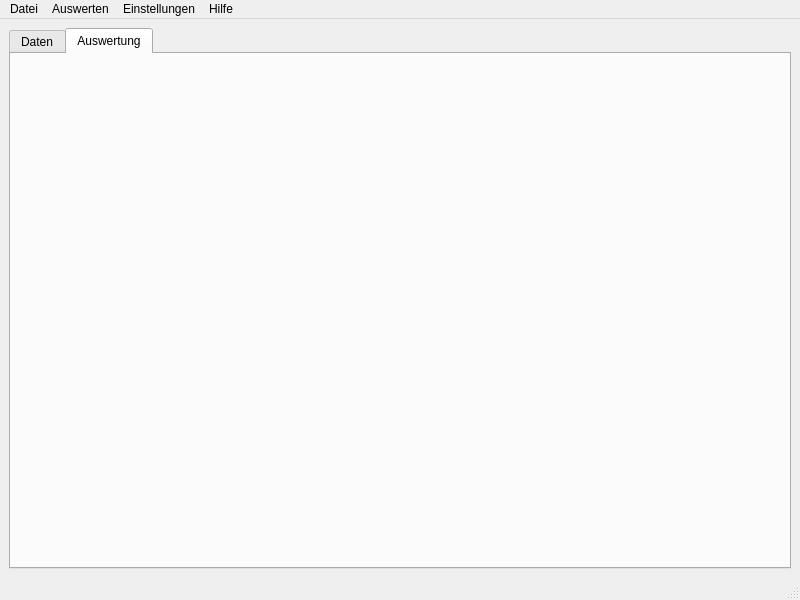
The window that src/ParticleEvaluationTool/ParticleEvaluationTool.ui (TheMHMoritz3/ParticleEvaluationTool) describes before a commit, drawn with Qt 5.
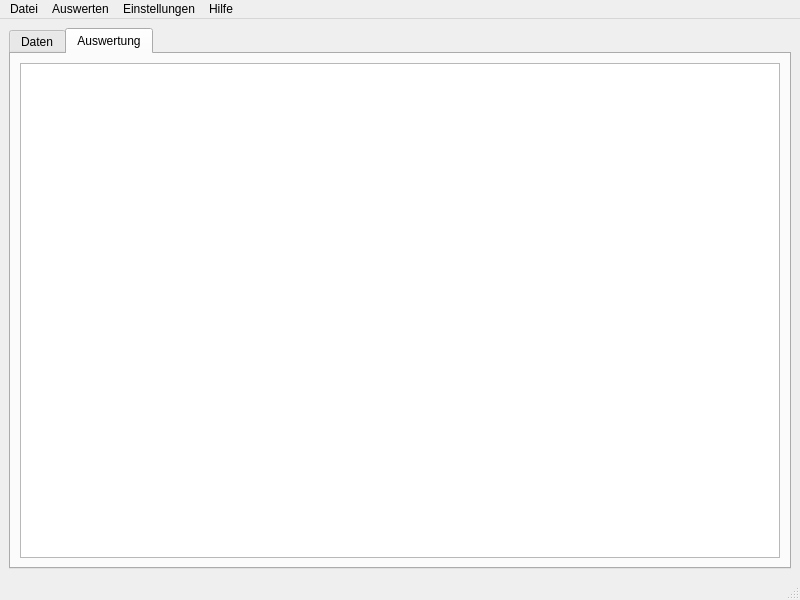
The same window after the commit. The open tabs and pages were chosen to show the change.

Commit message: Working Parsing and Partially Correct evaluation

The edit to the form file:
```diff
--- a/src/ParticleEvaluationTool/ParticleEvaluationTool.ui
+++ b/src/ParticleEvaluationTool/ParticleEvaluationTool.ui
@@ -45,12 +45,20 @@
       </widget>
       <widget class="QWidget" name="ResultTab">
        <property name="enabled">
-        <bool>false</bool>
+        <bool>true</bool>
        </property>
        <attribute name="title">
         <string>Auswertung</string>
        </attribute>
-       <layout class="QHBoxLayout" name="horizontalLayout_2"/>
+       <layout class="QHBoxLayout" name="horizontalLayout_2">
+        <item>
+         <widget class="QTableView" name="ResultsTable">
+          <property name="enabled">
+           <bool>true</bool>
+          </property>
+         </widget>
+        </item>
+       </layout>
       </widget>
      </widget>
     </item>
```
Left out of the diff: 2 changed lines with no effect on the pictures. The commit also changes 21 other files.
